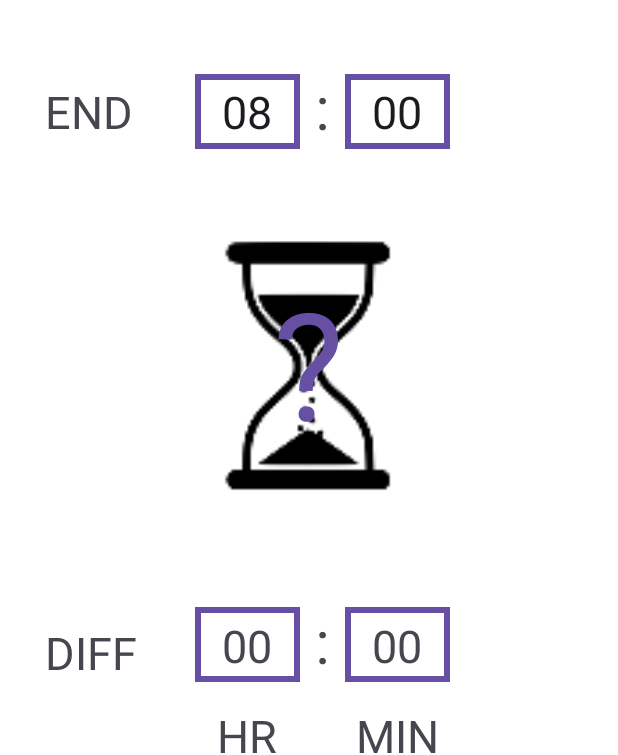
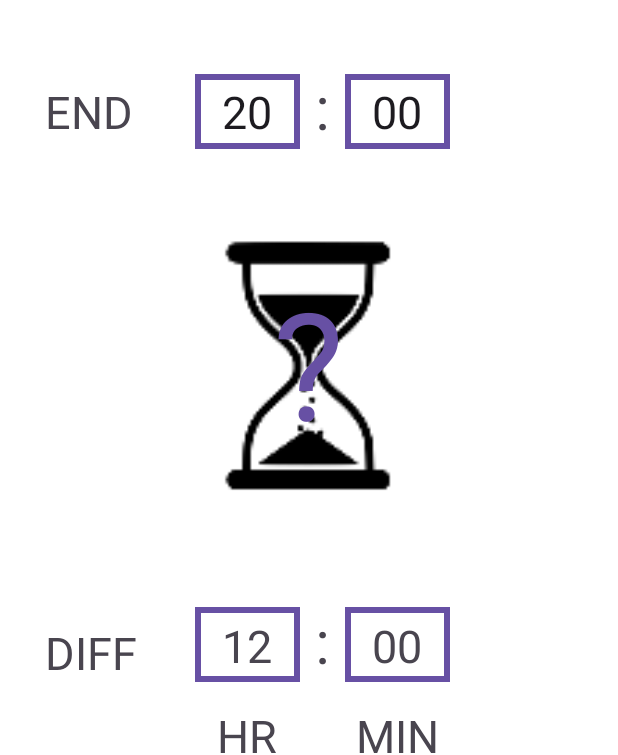
Before and after one commit to Scesar1/Time-Difference-App, an Android app: the CalculateActivity screen opened directly, with no data from a screen before it, after a tap on an icon or button, on a phone screen of 412 x 824 dp. Shown: the part 256-1011 px from the top of the screen. Run offline under Robolectric (Android 15) with nearby library versions, the phone set to English and light mode, and no system bars.

Commit message:
Added some changes to default values in Calculate

```diff
--- a/app/src/main/java/com/example/timedifference/CalculateActivity.java
+++ b/app/src/main/java/com/example/timedifference/CalculateActivity.java
@@ -48,6 +48,10 @@ public class CalculateActivity extends AppCompatActivity {
         startMinute = findViewById(R.id.minText);
         endHour = findViewById(R.id.hourText2);
         endMinute = findViewById(R.id.minText2);
+
+        if (state == 1) {
+            endHour.setText("20");
+        }
 
         calcButton = findViewById(R.id.hourglassCalc);
 
--- a/app/src/main/res/layout/activity_calculate.xml
+++ b/app/src/main/res/layout/activity_calculate.xml
@@ -101,7 +101,6 @@
         android:layout_marginEnd="10dp"
         android:text="@string/separate"
         android:textSize="40sp" />
-
 
 
     <EditText
```
